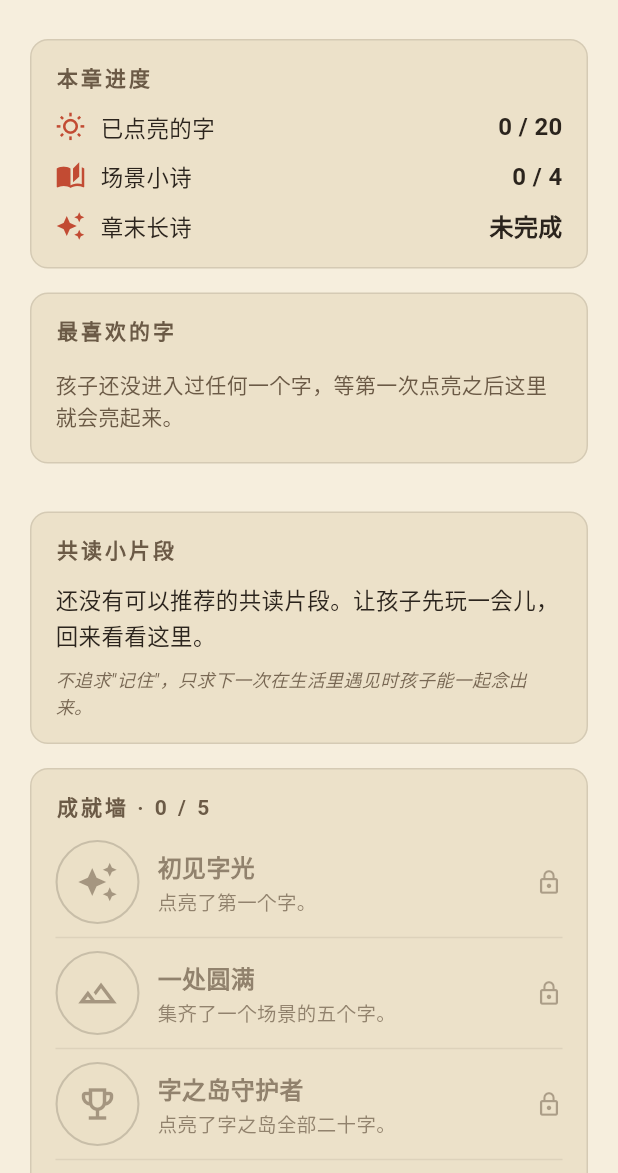
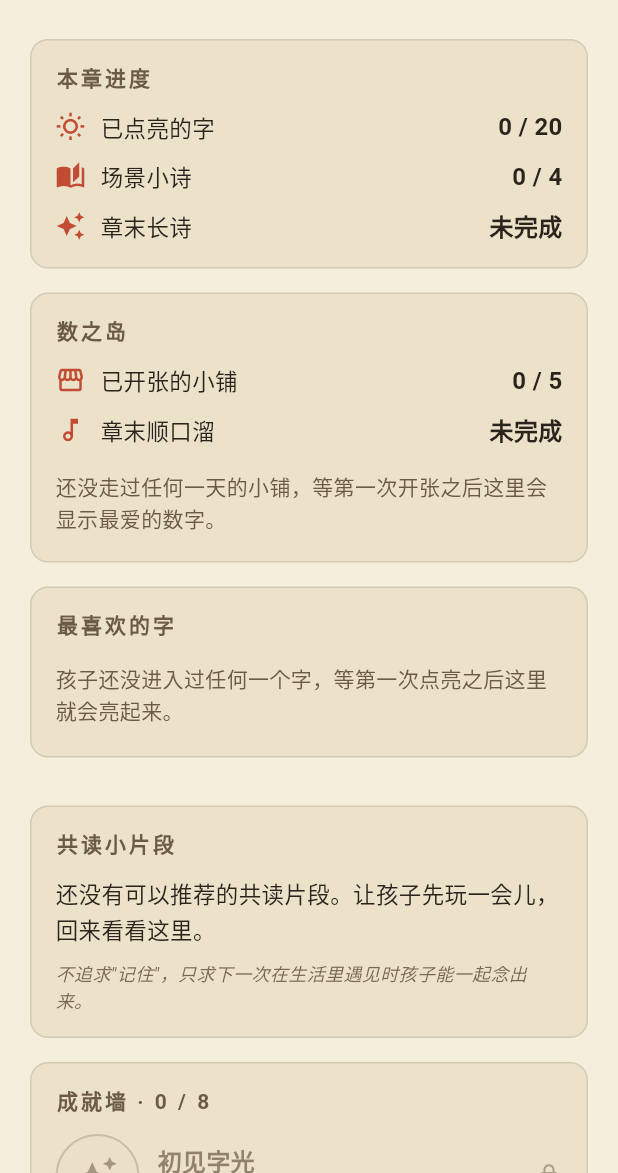
Before and after one commit to flyingdew/wonder-isles-app, a Flutter app: the screen it shows after launch, after a tap on "家长", on a phone screen of 412 x 824 dp, the part 63-1236 px from its top. Run offline on Flutter 3.47's test engine with Material 3 defaults, Android fonts, the phone set to English and light mode, and no system bars; our stand-ins replace audioplayers, device_info_plus, dio, open_filex, package_info_plus, permission_handler and 2 more; network calls fail.

Commit message:
feat(parent+achv): surface numbers isle in dashboard + 3 achievements
- achievement.dart: add numbers_first / numbers_all / numbers_rhyme

- progress_store: inject NumberRepository, evaluate the three on _evaluate

- main.dart: attachNumberRepository after load

- parent_dashboard_page: add 数之岛 card (fav number, X/total, poem status)

```diff
--- a/lib/data/achievement.dart
+++ b/lib/data/achievement.dart
@@ -15,7 +15,7 @@ class Achievement {
   final IconData icon;
 }
 
-/// 字之岛章节的成就清单。评估逻辑在 `ProgressStore._evaluate` 中。
+/// 奇思岛的成就清单。评估逻辑在 `ProgressStore._evaluate` 中。
 ///
 /// 顺序即家长视图中展示顺序，也影响弹窗中多条同时解锁时的先后。
 const List<Achievement> kAchievements = <Achievement>[
@@ -49,6 +49,24 @@ const List<Achievement> kAchievements = <Achievement>[
     description: '连续三天来到奇思岛。',
     icon: Icons.wb_sunny_outlined,
   ),
+  Achievement(
+    id: 'numbers_first',
+    title: '小铺开张',
+    description: '在数之岛开张了第一天的小铺。',
+    icon: Icons.storefront_outlined,
+  ),
+  Achievement(
+    id: 'numbers_all',
+    title: '数之岛守护者',
+    description: '走完了数之岛五天的小铺。',
+    icon: Icons.stars_outlined,
+  ),
+  Achievement(
+    id: 'numbers_rhyme',
+    title: '顺口成谣',
+    description: '在数之岛念完了章末的顺口溜。',
+    icon: Icons.music_note_outlined,
+  ),
 ];
 
 Achievement achievementById(String id) =>
--- a/lib/main.dart
+++ b/lib/main.dart
@@ -47,6 +47,7 @@ Future<void> _bootstrap() async {
     voice.load(),
   ]);
   progress.attachRepository(repository);
+  progress.attachNumberRepository(numberRepository);
 
   runApp(WonderIslesApp(
     repository: repository,
--- a/lib/pages/parent_dashboard_page.dart
+++ b/lib/pages/parent_dashboard_page.dart
@@ -5,6 +5,8 @@ import '../app_theme.dart';
 import '../data/achievement.dart';
 import '../data/character.dart';
 import '../data/character_repository.dart';
+import '../data/number_entry.dart';
+import '../data/number_repository.dart';
 import '../data/parent_tips.dart';
 import '../data/poems.dart';
 import '../services/progress_store.dart';
@@ -21,6 +23,7 @@ class ParentDashboardPage extends StatelessWidget {
   @override
   Widget build(BuildContext context) {
     final CharacterRepository repo = context.read<CharacterRepository>();
+    final NumberRepository numRepo = context.read<NumberRepository>();
     final ProgressStore progress = context.watch<ProgressStore>();
 
     final Map<String, int> visits = progress.allVisits;
@@ -35,6 +38,19 @@ class ParentDashboardPage extends StatelessWidget {
         .where((SceneId s) => progress.isPoemDone(s.key))
         .length;
     final bool bossDone = progress.isPoemDone(kBossPoem.sceneKey);
+
+    // 数之岛：最爱数字 / 开张日数 / 顺口溜。
+    final Map<String, int> numVisits = progress.allNumberVisits;
+    final List<NumberEntry> numRanked = numRepo.all
+        .where((NumberEntry e) => (numVisits[e.id] ?? 0) > 0)
+        .toList()
+      ..sort((NumberEntry a, NumberEntry b) =>
+          (numVisits[b.id] ?? 0).compareTo(numVisits[a.id] ?? 0));
+    final NumberEntry? favoriteNumber =
+        numRanked.isEmpty ? null : numRanked.first;
+    final int numberLit = progress.numberLitCount;
+    final int numberTotal = numRepo.all.length;
+    final bool numberPoemDone = progress.isPoemDone('numbers_isle');
 
     return Scaffold(
       appBar: AppBar(
@@ -59,6 +75,14 @@ class ParentDashboardPage extends StatelessWidget {
             lit: progress.litCount,
             scenePoems: scenePoems,
             bossDone: bossDone,
+          ),
+          const SizedBox(height: 16),
+          _NumbersIsleCard(
+            favorite: favoriteNumber,
+            lit: numberLit,
+            total: numberTotal,
+            poemDone: numberPoemDone,
+            visits: numVisits,
           ),
           const SizedBox(height: 16),
           _FavoriteCard(favorite: favorite, visits: visits),
@@ -428,3 +452,119 @@ class _AchievementRow extends StatelessWidget {
     );
   }
 }
+
+
+class _NumbersIsleCard extends StatelessWidget {
+  const _NumbersIsleCard({
+    required this.favorite,
+    required this.lit,
+    required this.total,
+    required this.poemDone,
+    required this.visits,
+  });
+
+  final NumberEntry? favorite;
+  final int lit;
+  final int total;
+  final bool poemDone;
+  final Map<String, int> visits;
+
+  @override
+  Widget build(BuildContext context) {
+    return _Panel(
+      title: '数之岛',
+      child: Column(
+        crossAxisAlignment: CrossAxisAlignment.stretch,
+        children: <Widget>[
+          _StatRow(
+            icon: Icons.storefront_outlined,
+            label: '已开张的小铺',
+            value: '$lit / $total',
+          ),
+          const SizedBox(height: 10),
+          _StatRow(
+            icon: Icons.music_note_outlined,
+            label: '章末顺口溜',
+            value: poemDone ? '已完成' : '未完成',
+          ),
+          const SizedBox(height: 14),
+          _FavoriteNumberBlock(favorite: favorite, visits: visits),
+        ],
+      ),
+    );
+  }
+}
+
+class _FavoriteNumberBlock extends StatelessWidget {
+  const _FavoriteNumberBlock({required this.favorite, required this.visits});
+  final NumberEntry? favorite;
+  final Map<String, int> visits;
+
+  @override
+  Widget build(BuildContext context) {
+    final NumberEntry? n = favorite;
+    if (n == null) {
+      return const Padding(
+        padding: EdgeInsets.symmetric(vertical: 2),
+        child: Text(
+          '还没走过任何一天的小铺，等第一次开张之后这里会显示最爱的数字。',
+          style: TextStyle(color: InkPalette.inkSoft, height: 1.5),
+        ),
+      );
+    }
+    return Row(
+      children: <Widget>[
+        Container(
+          width: 64,
+          height: 64,
+          alignment: Alignment.center,
+          decoration: BoxDecoration(
+            color: InkPalette.glow.withValues(alpha: 0.85),
+            borderRadius: BorderRadius.circular(14),
+            border:
+                Border.all(color: InkPalette.ink.withValues(alpha: 0.3)),
+          ),
+          child: Text(
+            n.char,
+            style: const TextStyle(
+              fontSize: 34,
+              fontWeight: FontWeight.w700,
+              color: InkPalette.ink,
+            ),
+          ),
+        ),
+        const SizedBox(width: 14),
+        Expanded(
+          child: Column(
+            crossAxisAlignment: CrossAxisAlignment.start,
+            children: <Widget>[
+              Text(
+                '${n.char} · ${n.pinyin} · ${n.value}',
+                style: const TextStyle(
+                  fontSize: 18,
+                  fontWeight: FontWeight.w600,
+                  color: InkPalette.ink,
+                ),
+              ),
+              const SizedBox(height: 4),
+              Text(
+                '回访 ${visits[n.id] ?? 0} 次 · 第${n.day}天',
+                style: const TextStyle(color: InkPalette.inkSoft),
+              ),
+              const SizedBox(height: 6),
+              Text(
+                n.rhyme,
+                maxLines: 2,
+                overflow: TextOverflow.ellipsis,
+                style: const TextStyle(
+                  color: InkPalette.inkSoft,
+                  height: 1.4,
+                ),
+              ),
+            ],
+          ),
+        ),
+      ],
+    );
+  }
+}
--- a/lib/services/progress_store.dart
+++ b/lib/services/progress_store.dart
@@ -4,6 +4,7 @@ import 'package:shared_preferences/shared_preferences.dart';
 import '../data/achievement.dart';
 import '../data/character.dart';
 import '../data/character_repository.dart';
+import '../data/number_repository.dart';
 
 /// 本地存档：记录点亮过的字 id、每字复访次数、已完成场景诗、成就与连续访问天数。
 class ProgressStore extends ChangeNotifier {
@@ -23,6 +24,7 @@ class ProgressStore extends ChangeNotifier {
   final Set<String> _achievements = <String>{};
   SharedPreferences? _prefs;
   CharacterRepository? _repo;
+  NumberRepository? _numRepo;
   DateTime? _lastVisit;
   int _streak = 0;
   final Set<String> _numLit = <String>{};
@@ -72,6 +74,11 @@ class ProgressStore extends ChangeNotifier {
   /// 由 main() 在字库加载完后注入，成就评估需要按场景/整章计数。
   void attachRepository(CharacterRepository repo) {
     _repo = repo;
+  }
+
+  /// 由 main() 在数之岛字库加载完后注入，用于评估 numbers_all 成就。
+  void attachNumberRepository(NumberRepository repo) {
+    _numRepo = repo;
   }
 
   bool isLit(String id) => _lit.contains(id);
@@ -163,6 +170,15 @@ class ProgressStore extends ChangeNotifier {
     if (_poems.contains('boss')) tryUnlock('poem_boss');
     if (_streak >= 3) tryUnlock('streak_3');
 
+    if (_numLit.isNotEmpty) tryUnlock('numbers_first');
+    if (_numRepo != null) {
+      final Set<String> all = _numRepo!.all.map((e) => e.id).toSet();
+      if (all.isNotEmpty && all.every(_numLit.contains)) {
+        tryUnlock('numbers_all');
+      }
+    }
+    if (_poems.contains('numbers_isle')) tryUnlock('numbers_rhyme');
+
     if (newly.isNotEmpty) {
       await _prefs?.setStringList(_kAchievements, _achievements.toList());
       notifyListeners();
```
